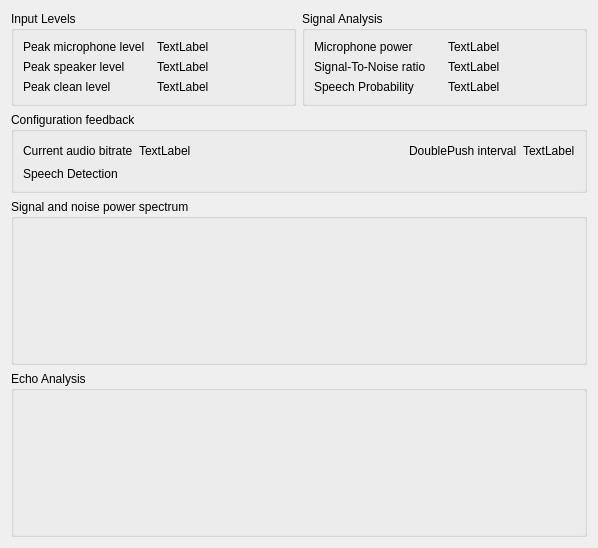
The window that src/mumble11x/AudioStats.ui (mumble-voip/mumble) describes before a commit, drawn with Qt 5.
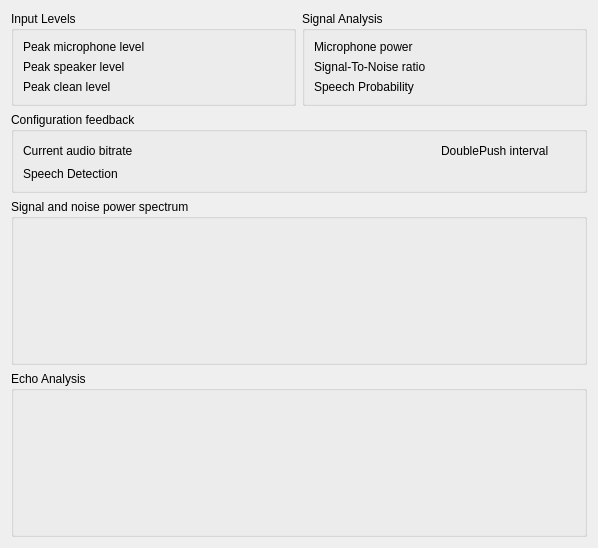
The same window after the commit. Custom widgets are drawn as their Qt base class.

What changed in the file:
```diff
--- a/src/mumble11x/AudioStats.ui
+++ b/src/mumble11x/AudioStats.ui
@@ -36,8 +36,8 @@
           <property name="whatsThis" >
            <string>This shows the peak power in the last frame (20 ms), and is the same measurement as you would usually find displayed as "input power". Please disregard this and look at &lt;b>Microphone power&lt;/b> instead, which is much more steady and disregards outliers.</string>
           </property>
-          <property name="text" >
-           <string>TextLabel</string>
+          <property name="text">
+           <string/>
           </property>
          </widget>
         </item>
@@ -56,8 +56,8 @@
           <property name="whatsThis" >
            <string>This shows the peak power of the speakers in the last frame (20 ms). Unless you are using a multi-channel sampling method (such as ASIO) with speaker channels configured, this will be 0. If you have such a setup configured, and this still shows 0 while you're playing audio from other programs, your setup is not working.</string>
           </property>
-          <property name="text" >
-           <string>TextLabel</string>
+          <property name="text">
+           <string/>
           </property>
          </widget>
         </item>
@@ -76,8 +76,8 @@
           <property name="whatsThis" >
            <string>This shows the peak power in the last frame (20 ms) after all processing. Ideally, this should be -96 dB when you're not talking. In reality, a sound studio should see -60 dB, and you should hopefully see somewhere around -20 dB. When you are talking, this should rise to somewhere between -5 and -10 dB.&lt;br />If you are using echo cancellation, and this rises to more than -15 dB when you're not talking, your setup is not working, and you'll annoy other players with echoes.</string>
           </property>
-          <property name="text" >
-           <string>TextLabel</string>
+          <property name="text">
+           <string/>
           </property>
          </widget>
         </item>
@@ -105,8 +105,8 @@
           <property name="whatsThis" >
            <string>This shows how close your current input volume is to the ideal. To adjust your microphone level, open whatever program you use to adjust the recording volume, and look at the value here while talking.&lt;br />&lt;b>Talk loud, as you would when you're upset over getting fragged by a noob.&lt;/b>&lt;br />Adjust the volume until this value is close to 100%, but make sure it doesn't go above. If it does go above, you are likely to get clipping in parts of your speech, which will degrade sound quality.</string>
           </property>
-          <property name="text" >
-           <string>TextLabel</string>
+          <property name="text">
+           <string/>
           </property>
          </widget>
         </item>
@@ -125,8 +125,8 @@
           <property name="whatsThis" >
            <string>This is the Signal-To-Noise Ratio (SNR) of the microphone in the last frame (20 ms). It shows how much clearer the voice is compared to the noise.&lt;br />If this value is below 1.0, there's more noise than voice in the signal, and so quality is reduced.&lt;br />There is no upper limit to this value, but don't expect to see much above 40-50 without a sound studio.</string>
           </property>
-          <property name="text" >
-           <string>TextLabel</string>
+          <property name="text">
+           <string/>
           </property>
          </widget>
         </item>
@@ -145,8 +145,8 @@
           <property name="whatsThis" >
            <string>This is the probability that the last frame (20 ms) was speech and not environment noise.&lt;br />Voice activity transmission depends on this being right. The trick with this is that the middle of a sentence is always detected as speech; the problem is the pauses between words and the start of speech. It's hard to distinguish a sigh from a word starting with 'h'.&lt;br />If this is in bold font, it means Mumble is currently transmitting (if you're connected).</string>
           </property>
-          <property name="text" >
-           <string>TextLabel</string>
+          <property name="text">
+           <string/>
           </property>
          </widget>
         </item>
@@ -168,16 +168,22 @@
         </property>
        </widget>
       </item>
-      <item row="0" column="1" >
-       <widget class="QLabel" name="qlBitrate" >
-        <property name="toolTip" >
+      <item row="0" column="1">
+       <widget class="QLabel" name="qlBitrate">
+        <property name="minimumSize">
+         <size>
+          <width>20</width>
+          <height>0</height>
+         </size>
+        </property>
+        <property name="toolTip">
          <string>Bitrate of last frame</string>
         </property>
         <property name="whatsThis" >
          <string>This is the audio bitrate of the last compressed frame (20 ms), and as such will jump up and down as the VBR adjusts the quality. To adjust the peak bitrate, adjust &lt;b>Compression Complexity&lt;/b> in the Settings dialog.</string>
         </property>
-        <property name="text" >
-         <string>TextLabel</string>
+        <property name="text">
+         <string/>
         </property>
        </widget>
       </item>
@@ -188,13 +194,19 @@
         </property>
        </widget>
       </item>
-      <item row="0" column="4" >
-       <widget class="QLabel" name="qlDoublePush" >
-        <property name="toolTip" >
+      <item row="0" column="4">
+       <widget class="QLabel" name="qlDoublePush">
+        <property name="minimumSize">
+         <size>
+          <width>20</width>
+          <height>0</height>
+         </size>
+        </property>
+        <property name="toolTip">
          <string>Time between last two PushToTalk presses</string>
         </property>
-        <property name="text" >
-         <string>TextLabel</string>
+        <property name="text">
+         <string/>
         </property>
        </widget>
       </item>
@@ -290,6 +302,12 @@
   </layout>
  </widget>
  <customwidgets>
+  <customwidget>
+   <class>AudioBar</class>
+   <extends>QWidget</extends>
+   <header>AudioStats.h</header>
+   <container>1</container>
+  </customwidget>
   <customwidget>
    <class>AudioNoiseWidget</class>
    <extends>QWidget</extends>
@@ -302,12 +320,6 @@
    <header>AudioStats.h</header>
    <container>1</container>
   </customwidget>
-  <customwidget>
-   <class>AudioBar</class>
-   <extends>QWidget</extends>
-   <header>AudioStats.h</header>
-   <container>1</container>
-  </customwidget>
  </customwidgets>
  <resources/>
  <connections/>
```
Left out of the diff: 203 changed lines with no effect on the pictures.
